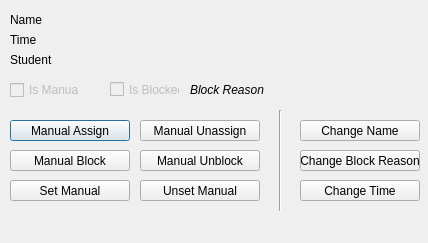
First picture: the form in shiftselect.ui, repository Aeturnus/EM_Scheduler_QT, before the edit.
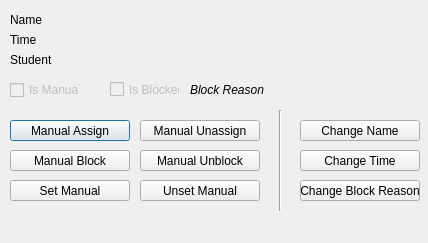
Second picture: the form after the edit.

What changed in the file:
```diff
--- a/shiftselect.ui
+++ b/shiftselect.ui
@@ -174,7 +174,7 @@
    <property name="geometry">
     <rect>
      <x>300</x>
-     <y>180</y>
+     <y>150</y>
      <width>120</width>
      <height>21</height>
     </rect>
@@ -187,7 +187,7 @@
    <property name="geometry">
     <rect>
      <x>300</x>
-     <y>150</y>
+     <y>180</y>
      <width>120</width>
      <height>21</height>
     </rect>
```
Left out of the diff: 13 changed lines with no effect on the pictures.
